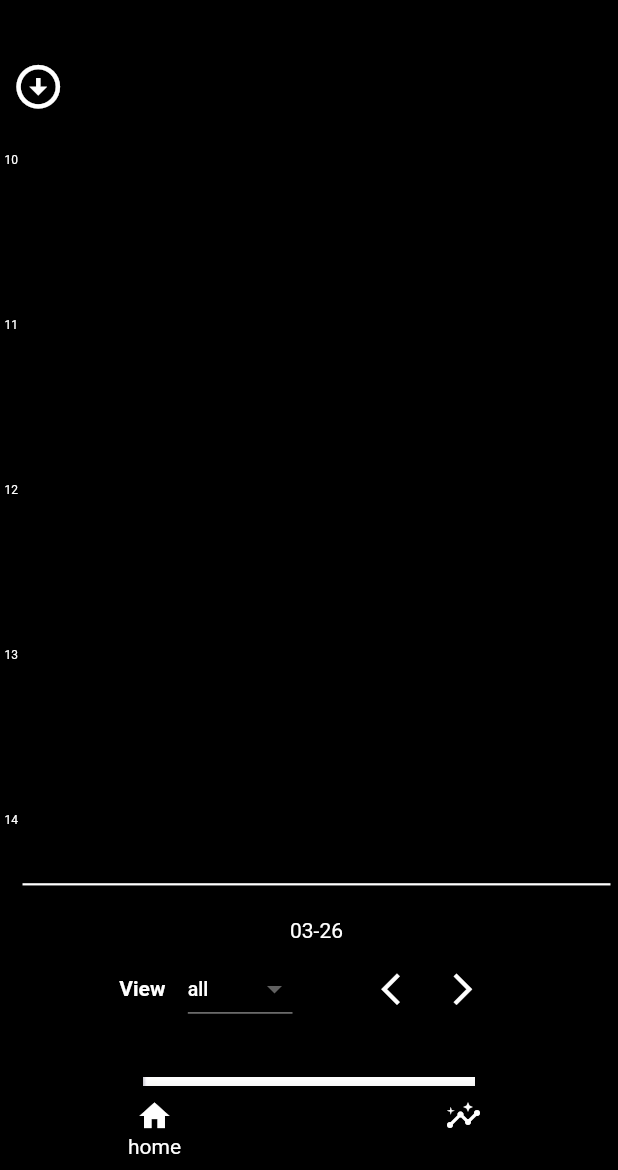
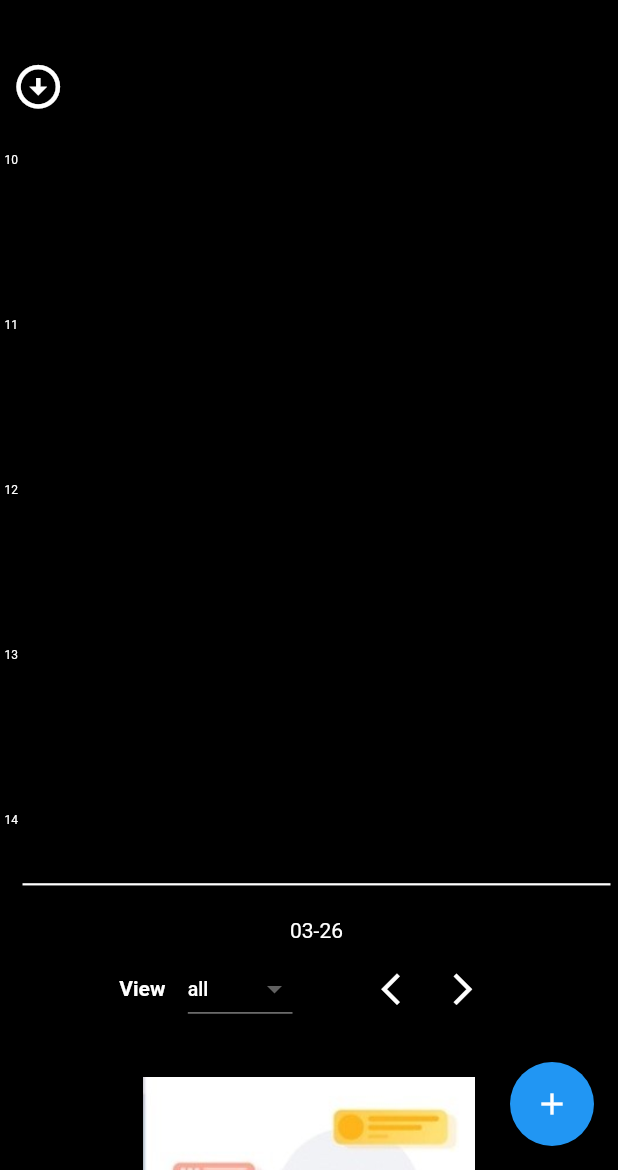
Before and after one commit to balaji0852/yellowpatio, a Flutter app: the Home screen opened directly, on a phone screen of 412 x 824 dp, the part 66-1236 px from its top. Run offline on Flutter 3.47's test engine with Material 2 defaults, Android fonts, the light colour scheme and no system bars; our stand-ins replace firebase_auth, firebase_core, floor, flutter_redux, flutter_switch, google_sign_in and 2 more; missing offline and left inert: flutter_fgbg, flutter_inappwebview; accounts and stored records are empty; generated files the repository leaves out were written again; network calls fail.

Commit message:
bugs-4 and ui enhancement

```diff
--- a/lib/Pages/home_page.dart
+++ b/lib/Pages/home_page.dart
@@ -35,6 +35,8 @@ import '../redux_state_store/appStore.dart';
 class homePage extends StatefulWidget {
   const homePage({Key? key, required this.changePage}) : super(key: key);
 
+  //Balaji : 26/03/2023 - removing bottomNavigationBar, this method is abandoned for
+  //                        bugs-4 and ui enhancement,
   final void Function(int, ClassMaster, bool) changePage;
 
   HomePageActivity createState() => HomePageActivity();
@@ -291,9 +293,7 @@ class HomePageActivity extends State<homePage> with WidgetsBindingObserver {
                                                                 : Colors.black),
                                                       ),
                                                       onTap: () {
-                                                        widget.changePage(
-                                                            1, e.classMaster, true);
-                                                        Navigator.pop(context);
+                                                        Navigator.push(context, MaterialPageRoute(builder: (context)=>InsightsPage(classMaster: e.classMaster,editable: true)));
                                                       },
                                                     ),
                                                   ),
--- a/lib/home.dart
+++ b/lib/home.dart
@@ -50,6 +50,9 @@ class HomePage extends State<Home> {
   bool darkMode = false;
   var reduxState;
 
+
+  //Balaji : 26/03/2023 - removing bottomNavigationBar, this method is abandoned for
+  //                        bugs-4 and ui enhancement
   void changePageIndex(int index, ClassMaster classMaster, bool editable) {
     //editable true, then set index to 1, and set the InsightsPage
     //editable false, then set index to 0, and set the
@@ -72,6 +75,8 @@ class HomePage extends State<Home> {
     });
   }
 
+  //Balaji : 26/03/2023 - removing bottomNavigationBar, this method is abandoned for
+  //                        bugs-4 and ui enhancement
   void _onItemTapped(int index) {
     setState(() {
       _selectedIndex = index;
@@ -86,18 +91,12 @@ class HomePage extends State<Home> {
     });
   }
 
+
   @override
   void initState() {
     // TODO: implement initState
     super.initState();
 
-    //getting user profile picture url;
-    //******************************************************* */
-    //speechry method
-    //getNotes();
-    ////////////////////////////////////////////////////////////5
-    ///
-    ///
     print('initState');
     getUser();
   }
@@ -171,32 +170,42 @@ class HomePage extends State<Home> {
             ],
           ),
           body: _widgetOptions.elementAt(_selectedIndex),
-          bottomNavigationBar: BottomNavigationBar(
-            backgroundColor: _darkMode ? Colors.black : Colors.white,
-            unselectedLabelStyle:
-                TextStyle(color: _darkMode ? Colors.white : Colors.black),
-            items: <BottomNavigationBarItem>[
-              BottomNavigationBarItem(
-                icon: Icon(
-                  Icons.home,
-                  color: _darkMode ? Colors.white : Colors.black,
-                ),
-                label: 'home',
+
+          //Balaji : 26/03/2023 - removing bottomNavigationBar
+          // bottomNavigationBar: BottomNavigationBar(
+          //   backgroundColor: _darkMode ? Colors.black : Colors.white,
+          //   unselectedLabelStyle:
+          //       TextStyle(color: _darkMode ? Colors.white : Colors.black),
+          //   items: <BottomNavigationBarItem>[
+          //     BottomNavigationBarItem(
+          //       icon: Icon(
+          //         Icons.home,
+          //         color: _darkMode ? Colors.white : Colors.black,
+          //       ),
+          //       label: 'home',
+          //     ),
+          //     BottomNavigationBarItem(
+          //       icon: Icon(
+          //         Icons.insights,
+          //         color: _darkMode ? Colors.white : Colors.black,
+          //       ),
+          //       label: 'add',
+          //     ),
+          //   ],
+          //   currentIndex: _selectedIndex,
+          //   selectedItemColor: _darkMode ? Colors.white : Colors.black,
+          //   onTap: (index) {
+          //     _onItemTapped(index);
+          //   },
+          // ),
+          //Balaji : 26/03/2023 - removing bottomNavigationBar
+
+           floatingActionButton: FloatingActionButton(
+                child: const Icon(Icons.add,color: Colors.white,),
+                onPressed: (){
+                  Navigator.push(context, MaterialPageRoute(builder: (context)=>InsightsPage(editable: false)));
+                },
               ),
-              BottomNavigationBarItem(
-                icon: Icon(
-                  Icons.insights,
-                  color: _darkMode ? Colors.white : Colors.black,
-                ),
-                label: 'add',
-              ),
-            ],
-            currentIndex: _selectedIndex,
-            selectedItemColor: _darkMode ? Colors.white : Colors.black,
-            onTap: (index) {
-              _onItemTapped(index);
-            },
-          ),
         );
       },
     );
```
Also changed, not shown: lib/Pages/insights_page.dart (+41 -4 lines).
